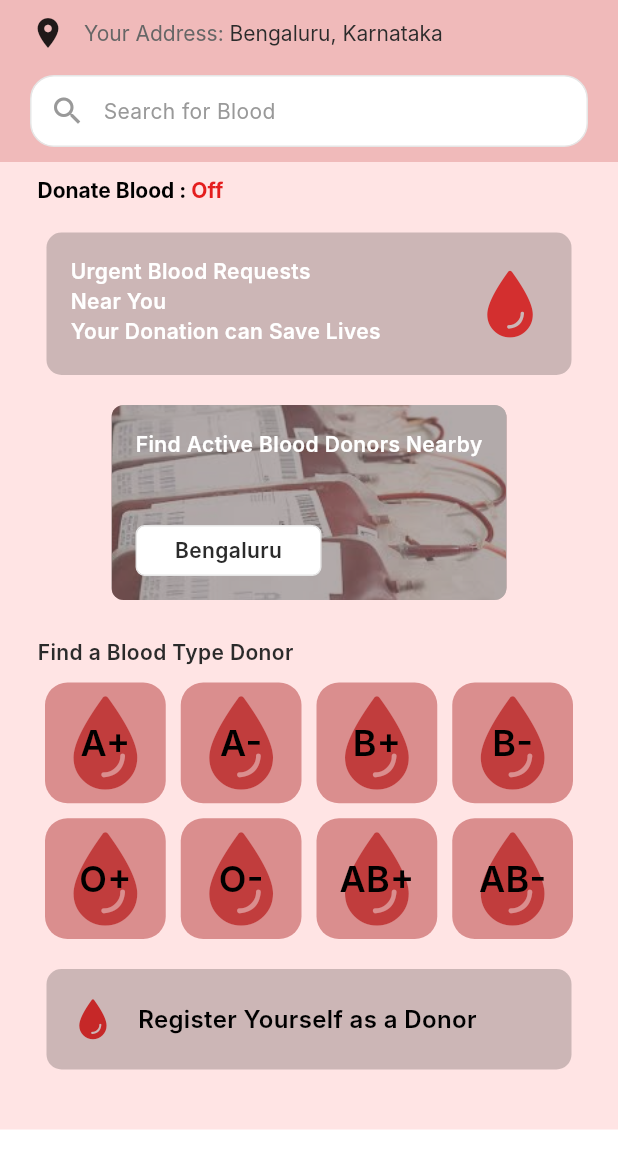
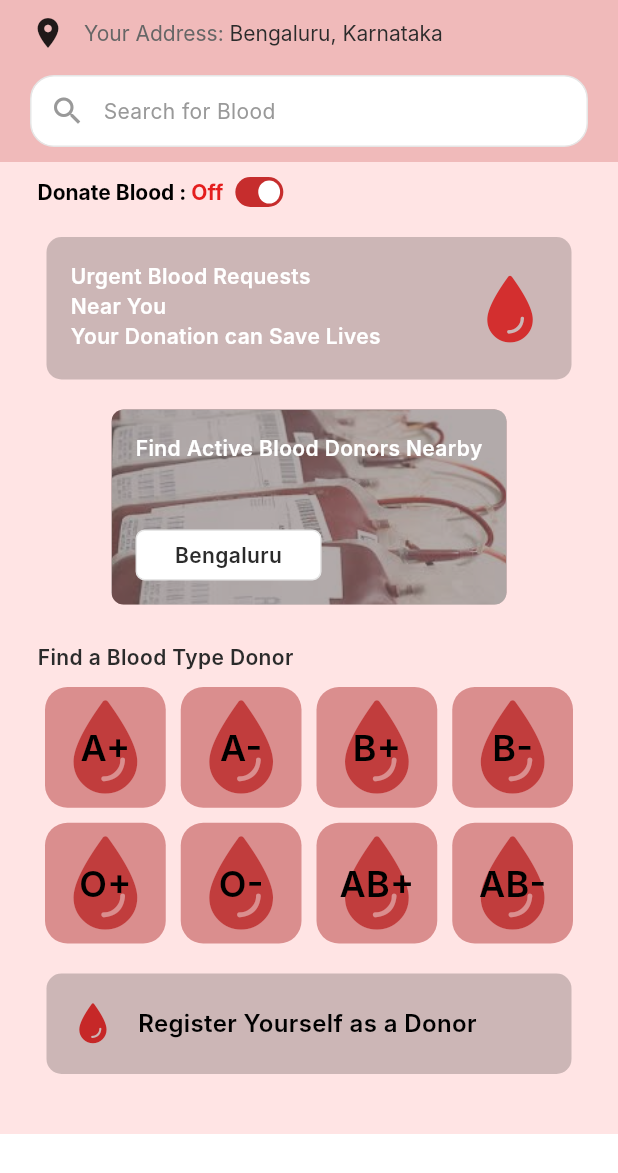
Before and after one commit to Sakshamyadav15/MediCircl, a Flutter app: the BloodBankPage screen opened directly, on a phone screen of 412 x 824 dp. Shown: the top 1173 px of the screen. Run offline on Flutter 3.47's test engine with Material 3 defaults, Android fonts, the phone set to English and light mode, and no system bars; Roboto replaces fonts that are missing (Inter).

Commit message:
adding toggle

```diff
--- a/lib/views/dashboard/blood_bank.dart
+++ b/lib/views/dashboard/blood_bank.dart
@@ -103,7 +103,9 @@ class BloodBankPage extends StatelessWidget {
     return Container(
       padding: const EdgeInsets.symmetric(horizontal: 25, vertical: 10),
       alignment: Alignment.centerLeft,
-      child: RichText(
+      child: Row(
+        children: [
+          RichText(
             text: const TextSpan(
               children: [
                 TextSpan(
@@ -126,6 +128,43 @@ class BloodBankPage extends StatelessWidget {
                 ),
               ],
             ),
+          ),
+          Container(width: 8),
+          Container(
+            width: 32,
+            height: 20,
+            child: Stack(
+              children: [
+                Positioned(
+                  left: 0,
+                  top: 0,
+                  child: Container(
+                    width: 32,
+                    height: 20,
+                    decoration: ShapeDecoration(
+                      color: Color(0xFFC62D2D),
+                      shape: RoundedRectangleBorder(
+                        borderRadius: BorderRadius.circular(17.50),
+                      ),
+                    ),
+                  ),
+                ),
+                Positioned(
+                  left: 15.27,
+                  top: 2.31,
+                  child: Container(
+                    width: 14.55,
+                    height: 15.38,
+                    decoration: ShapeDecoration(
+                      color: Colors.white,
+                      shape: OvalBorder(),
+                    ),
+                  ),
+                ),
+              ],
+            ),
+          ),
+        ],
       ),
     );
   }
@@ -265,11 +304,7 @@ class BloodBankPage extends StatelessWidget {
                   // Single Blood Drop icon background
                   Opacity(
                     opacity: 0.7,
-                    child: Icon(
-                      dropFill,
-                      size: 70,
-                      color: Colors.red.shade900,
-                    ),
+                    child: Icon(dropFill, size: 70, color: Colors.red.shade900),
                   ),
                   // Blood Type text
                   Text(
```
Lines whose indentation alone changed are shown as unchanged.
